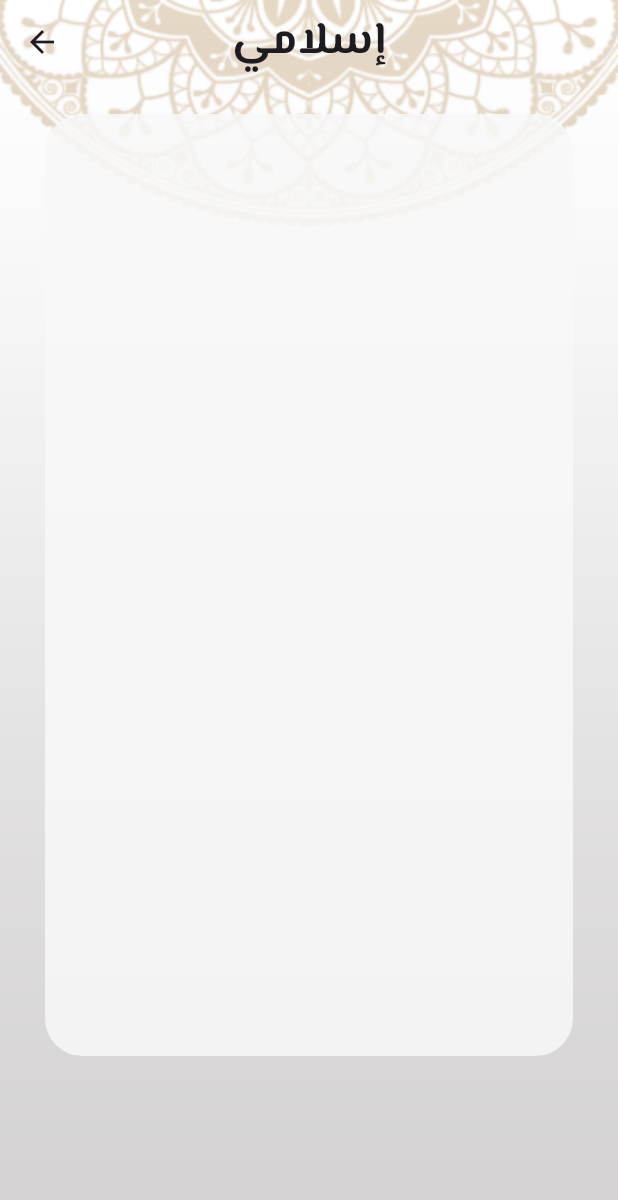
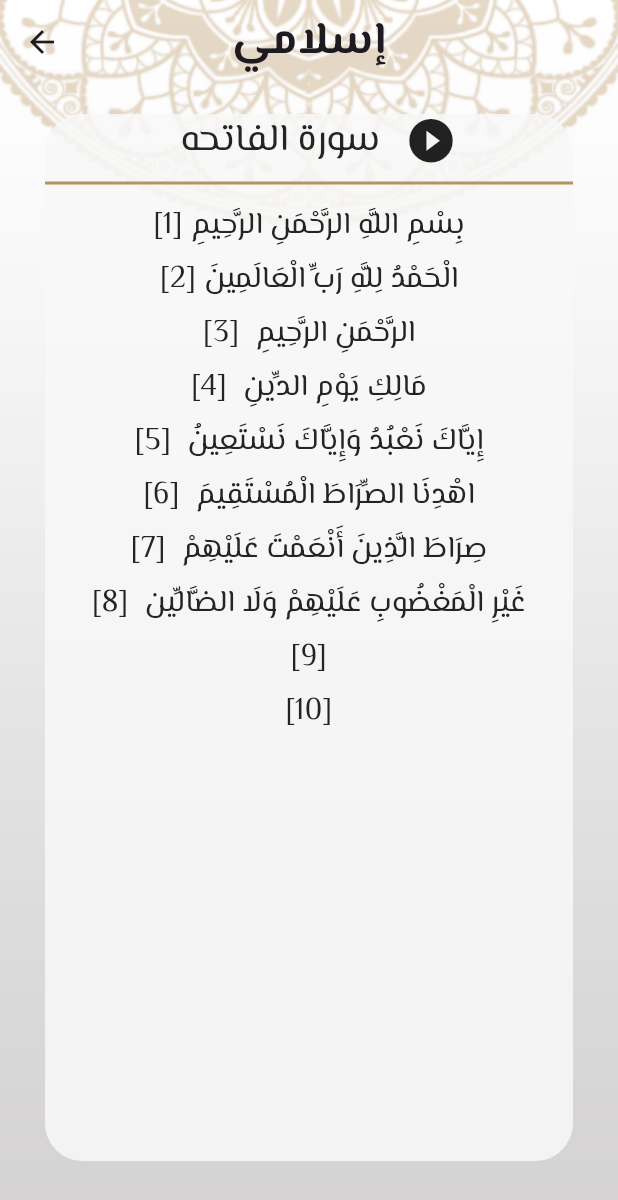
Before and after one commit to ajemy/Islami_App, a Flutter app: the screen it shows after launch, after a tap on an icon or button, on a phone screen of 412 x 824 dp. Shown: the top 1200 px of the screen. Run offline on Flutter 3.47's test engine with Material 3 defaults, Android fonts, the phone set to English and light mode, and no system bars.

Commit message:
# init islamy app #quran feature #add quran view #add quran detail

```diff
--- a/assets/quran/1.txt
+++ b/assets/quran/1.txt
@@ -4,4 +4,5 @@
  مَالِكِ يَوْمِ الدِّينِ
  إِيَّاكَ نَعْبُدُ وَإِيَّاكَ نَسْتَعِينُ
  اهْدِنَا الصِّرَاطَ الْمُسْتَقِيمَ
- صِرَاطَ الَّذِينَ أَنْعَمْتَ عَلَيْهِمْ غَيْرِ الْمَغْضُوبِ عَلَيْهِمْ وَلَا الضَّالِّين
+ صِرَاطَ الَّذِينَ أَنْعَمْتَ عَلَيْهِمْ
+ غَيْرِ الْمَغْضُوبِ عَلَيْهِمْ وَلَا الضَّالِّين
--- a/lib/modules/quran/quran_detail_view.dart
+++ b/lib/modules/quran/quran_detail_view.dart
@@ -1,14 +1,22 @@
-import 'package:flutter/cupertino.dart';
 import 'package:flutter/material.dart';
-import 'package:flutter/painting.dart';
+import 'package:flutter/services.dart';
+import 'package:islamy/modules/quran/widgets/soura_name_widget.dart';
 
-class QuranDetailView extends StatelessWidget {
+class QuranDetailView extends StatefulWidget {
   static String quranDetailViewRoute = "quranDetail";
 
   const QuranDetailView({super.key});
 
   @override
+  State<QuranDetailView> createState() => _QuranDetailViewState();
+}
+
+class _QuranDetailViewState extends State<QuranDetailView> {
+  @override
   Widget build(BuildContext context) {
+    var theme = Theme.of(context);
+    SouraData data = ModalRoute.of(context)?.settings.arguments as SouraData;
+    if (content.isEmpty) loadSouraData(data.index);
     return Container(
       decoration: const BoxDecoration(
         image: DecorationImage(
@@ -20,13 +28,60 @@ class QuranDetailView extends StatelessWidget {
           title: const Text("إسلامي"),
         ),
         body: Container(
-          margin: const EdgeInsets.only(top:20,bottom: 120, left: 30, right: 30),
-          decoration:  BoxDecoration(color: const Color(0xffF8F8F8).withOpacity(0.85),
-            borderRadius:BorderRadius.circular(25) ,
+          margin:
+              const EdgeInsets.only(top: 20, bottom: 50, left: 30, right: 30),
+          decoration: BoxDecoration(
+            color: const Color(0xffF8F8F8).withOpacity(0.85),
+            borderRadius: BorderRadius.circular(25),
           ),
-
+          child: Column(
+            children: [
+              Row(
+                mainAxisAlignment: MainAxisAlignment.center,
+                children: [
+                  Text(
+                    " سورة ${data.souraName}  ",
+                    style: theme.textTheme.bodyMedium,
+                    textAlign: TextAlign.center,
+                  ),
+                  const SizedBox(
+                    width: 10,
+                  ),
+                  const Icon(
+                    Icons.play_circle_fill,
+                    size: 35,
+                  ),
+                ],
+              ),
+              const Divider(
+                height: 20,
+                thickness: 2,
+              ),
+              // Text(contentList[200]),
+              Expanded(
+                child: ListView.builder(
+                  itemBuilder: (context, index) => Text(
+                    "[${index+1}] ${contentList[index]} ",
+                    style: theme.textTheme.bodySmall?.copyWith(height: 1.8),
+                    textAlign: TextAlign.center,
+                  ),
+                  itemCount: contentList.length,
+                ),
+              )
+            ],
+          ),
         ),
       ),
     );
   }
+
+  String content = "";
+  List contentList = [];
+
+  Future<void> loadSouraData(int index) async {
+    content = await rootBundle.loadString('assets/quran/$index.txt');
+    contentList = content.split("\n");
+    setState(() {});
+    print(contentList);
+  }
 }
--- a/lib/modules/quran/quran_view.dart
+++ b/lib/modules/quran/quran_view.dart
@@ -165,11 +165,13 @@ class _QuranViewState extends State<QuranView> {
               return InkWell(
                 onTap: () {
                   Navigator.pushNamed(
-                      context, QuranDetailView.quranDetailViewRoute,
-                      arguments: {
-                        "index": index,
-                        "souraName": QuranView.listOfSouraName[index],
-                      });
+                    context,
+                    QuranDetailView.quranDetailViewRoute,
+                    arguments: SouraData(
+                      index: index+1,
+                      souraName: QuranView.listOfSouraName[index],
+                    ),
+                  );
                   setState(() {});
                 },
                 child: SouraNameWidget(
--- a/pubspec.yaml
+++ b/pubspec.yaml
@@ -62,6 +62,7 @@ flutter:
   assets:
     - assets/images/
     - assets/icons/
+    - assets/quran/
   #   - images/a_dot_ham.jpeg
 
   # An image asset can refer to one or more resolution-specific "variants", see
```
